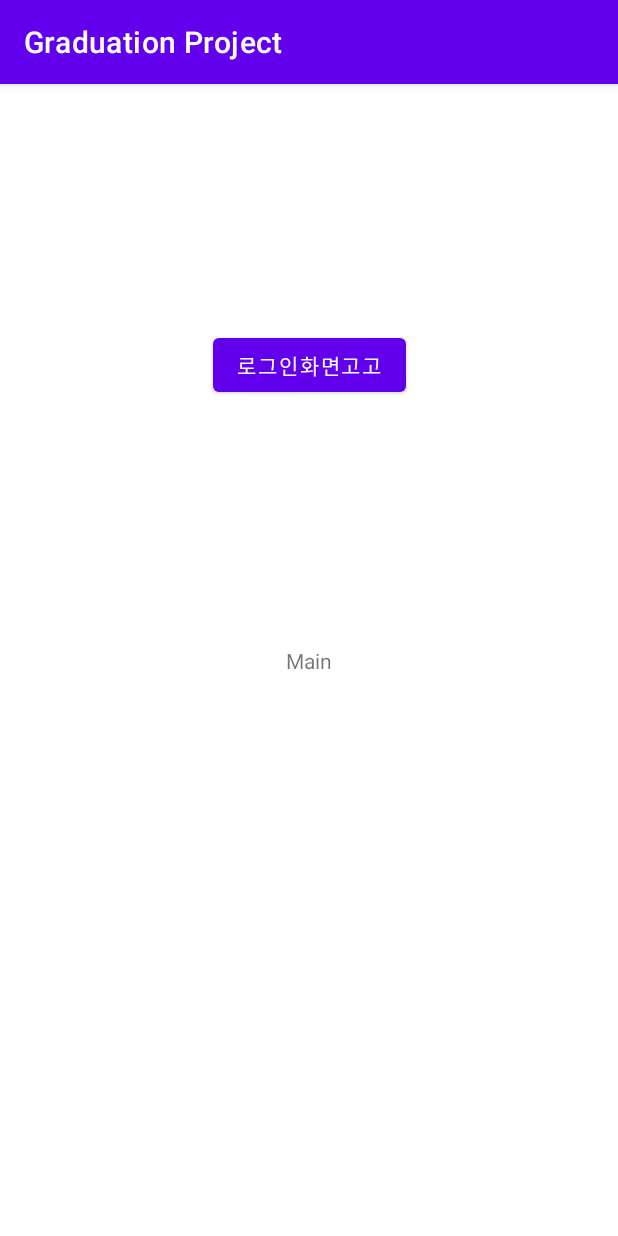
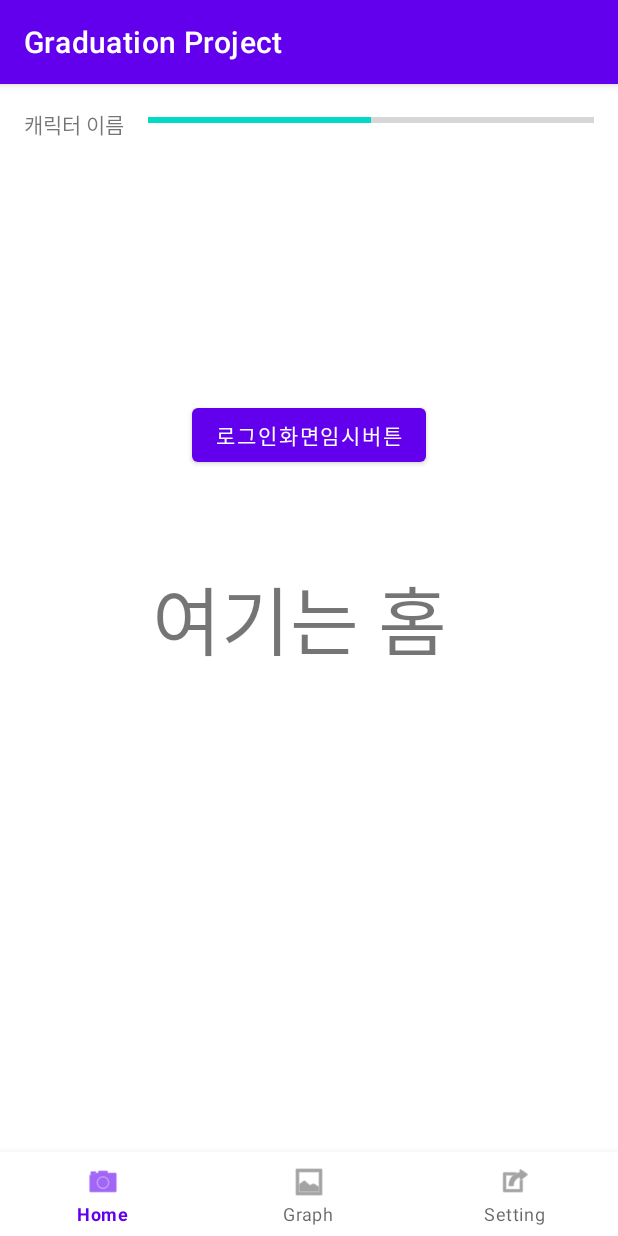
Before and after one commit to Ipjak/Jaljara, an Android app: the screen it shows after launch (MainActivity), on a phone screen of 412 x 824 dp. Run offline under Robolectric (Android 15) with nearby library versions, the phone set to English and light mode, and no system bars.

Commit message:
fragment 구현

```diff
--- /dev/null
+++ b/app/src/main/java/com/cookandroid/graduationproject/FragmentGraph.java
@@ -0,0 +1,18 @@
+package com.cookandroid.graduationproject;
+
+import android.os.Bundle;
+import android.view.LayoutInflater;
+import android.view.View;
+import android.view.ViewGroup;
+
+import androidx.annotation.NonNull;
+import androidx.annotation.Nullable;
+import androidx.fragment.app.Fragment;
+
+import com.cookandroid.graduationproject.R;
+
+public class FragmentGraph extends Fragment {
+    public View onCreateView(@NonNull LayoutInflater inflater, @Nullable ViewGroup container, @Nullable Bundle savedInstanceState) {
+        return inflater.inflate(R.layout.fragment_graph, container, false);
+    }
+}
--- /dev/null
+++ b/app/src/main/java/com/cookandroid/graduationproject/FragmentHome.java
@@ -0,0 +1,16 @@
+package com.cookandroid.graduationproject;
+
+import android.os.Bundle;
+import android.view.LayoutInflater;
+import android.view.View;
+import android.view.ViewGroup;
+
+import androidx.annotation.NonNull;
+import androidx.annotation.Nullable;
+import androidx.fragment.app.Fragment;
+
+public class FragmentHome extends Fragment {
+    public View onCreateView(@NonNull LayoutInflater inflater, @Nullable ViewGroup container, @Nullable Bundle savedInstanceState) {
+        return inflater.inflate(R.layout.fragment_home, container, false);
+    }
+}
--- /dev/null
+++ b/app/src/main/java/com/cookandroid/graduationproject/FragmentSetting.java
@@ -0,0 +1,16 @@
+package com.cookandroid.graduationproject;
+
+import android.os.Bundle;
+import android.view.LayoutInflater;
+import android.view.View;
+import android.view.ViewGroup;
+
+import androidx.annotation.NonNull;
+import androidx.annotation.Nullable;
+import androidx.fragment.app.Fragment;
+
+public class FragmentSetting extends Fragment {
+    public View onCreateView(@NonNull LayoutInflater inflater, @Nullable ViewGroup container, @Nullable Bundle savedInstanceState) {
+        return inflater.inflate(R.layout.fragment_setting, container, false);
+    }
+}
--- a/app/src/main/java/com/cookandroid/graduationproject/MainActivity.java
+++ b/app/src/main/java/com/cookandroid/graduationproject/MainActivity.java
@@ -1,30 +1,73 @@
 package com.cookandroid.graduationproject;
 
+import androidx.annotation.NonNull;
 import androidx.appcompat.app.AppCompatActivity;
+import androidx.fragment.app.FragmentManager;
+import androidx.fragment.app.FragmentTransaction;
 
 import android.content.Intent;
 import android.os.Bundle;
+import android.view.MenuItem;
 import android.view.View;
 import android.widget.Button;
 
+import com.google.android.material.bottomnavigation.BottomNavigationView;
+
 public class MainActivity extends AppCompatActivity {
+
+    private FragmentManager fragmentManager = getSupportFragmentManager();
+    private FragmentGraph fragmentGraph = new FragmentGraph();
+    private FragmentHome fragmentHome = new FragmentHome();
+    private FragmentSetting fragmentSetting = new FragmentSetting();
 
     @Override
     protected void onCreate(Bundle savedInstanceState) {
         super.onCreate(savedInstanceState);
         setContentView(R.layout.activity_main);
+        //로딩화면
         Intent intent = new Intent(this, LoadingActivity.class);
         startActivity(intent);
 
-        Button imageButton = (Button) findViewById(R.id.button);
-        imageButton.setOnClickListener(new View.OnClickListener() {
+        FragmentTransaction transaction = fragmentManager.beginTransaction();
+        transaction.replace(R.id.frameLayout, fragmentHome).commitAllowingStateLoss();
+
+        BottomNavigationView bottomNavigationView = findViewById(R.id.bottomNavigationView);
+        bottomNavigationView.setOnNavigationItemSelectedListener(new ItemSelectedListener());
+
+        //        //버튼누르면
+        Button button = (Button) findViewById(R.id.temporaryButton);
+        button.setOnClickListener(new View.OnClickListener() {
 
             @Override
-            public void onClick(View view) {
+            public void onClick(View v) {
                 Intent intent = new Intent(getApplicationContext(), LogIn.class);
                 startActivity(intent);
             }
+        });
+    }
 
-    });
+
+    class ItemSelectedListener implements BottomNavigationView.OnNavigationItemSelectedListener{
+        @Override
+        public boolean onNavigationItemSelected(@NonNull MenuItem menuItem) {
+            FragmentTransaction transaction = fragmentManager.beginTransaction();
+
+            switch(menuItem.getItemId())
+            {
+                case R.id.graphItem:Item:
+                    transaction.replace(R.id.frameLayout, fragmentGraph).commitAllowingStateLoss();
+
+                    break;
+                case R.id.homeItem:Item:
+                    transaction.replace(R.id.frameLayout, fragmentHome).commitAllowingStateLoss();
+                    break;
+                case R.id.settingItem:Item:
+                    transaction.replace(R.id.frameLayout, fragmentSetting).commitAllowingStateLoss();
+                    break;
+            }
+            return true;
+        }
+    }
+
+
 }
-}
--- a/app/src/main/res/layout/activity_main.xml
+++ b/app/src/main/res/layout/activity_main.xml
@@ -1,28 +1,51 @@
 <?xml version="1.0" encoding="utf-8"?>
-<androidx.constraintlayout.widget.ConstraintLayout xmlns:android="http://schemas.android.com/apk/res/android"
+<androidx.constraintlayout.widget.ConstraintLayout
+    xmlns:android="http://schemas.android.com/apk/res/android"
     xmlns:app="http://schemas.android.com/apk/res-auto"
     xmlns:tools="http://schemas.android.com/tools"
     android:layout_width="match_parent"
     android:layout_height="match_parent"
     tools:context=".MainActivity">
 
-    <TextView
-        android:id="@+id/textView"
+    <FrameLayout
+        android:id="@+id/frameLayout"
+        android:layout_width="match_parent"
+        android:layout_height="0dp"
+        app:layout_constraintBottom_toTopOf="@id/bottomNavigationView"
+        app:layout_constraintLeft_toLeftOf="parent"
+        app:layout_constraintRight_toRightOf="parent"
+        app:layout_constraintTop_toTopOf="parent">
+
+    </FrameLayout>
+
+    <com.google.android.material.bottomnavigation.BottomNavigationView
+        android:id="@+id/bottomNavigationView"
+        android:layout_width="match_parent"
+        android:layout_height="wrap_content"
+        android:background="?android:attr/windowBackground"
+        app:layout_constraintBottom_toBottomOf="parent"
+        app:layout_constraintLeft_toLeftOf="parent"
+        app:layout_constraintRight_toLeftOf="parent"
+        app:menu="@menu/menu_bottomnavigationview"
+        />
+
+    <Button
+        android:id="@+id/temporaryButton"
         android:layout_width="wrap_content"
         android:layout_height="wrap_content"
-        android:text="Main"
+        android:layout_marginBottom="300dp"
+        android:text="로그인화면임시버튼"
         app:layout_constraintBottom_toBottomOf="parent"
         app:layout_constraintEnd_toEndOf="parent"
         app:layout_constraintStart_toStartOf="parent"
         app:layout_constraintTop_toTopOf="parent" />
 
-    <Button
-        android:id="@+id/button"
-        android:layout_width="wrap_content"
-        android:layout_height="wrap_content"
-        android:text="로그인화면고고"
-        app:layout_constraintBottom_toTopOf="@+id/textView"
-        app:layout_constraintEnd_toEndOf="parent"
-        app:layout_constraintStart_toStartOf="parent"
-        app:layout_constraintTop_toTopOf="parent" />
+
+
+
+
+
+
+
+
 </androidx.constraintlayout.widget.ConstraintLayout>
--- /dev/null
+++ b/app/src/main/res/layout/fragment_home.xml
@@ -0,0 +1,44 @@
+<?xml version="1.0" encoding="utf-8"?>
+<androidx.constraintlayout.widget.ConstraintLayout xmlns:android="http://schemas.android.com/apk/res/android"
+    xmlns:app="http://schemas.android.com/apk/res-auto"
+    xmlns:tools="http://schemas.android.com/tools"
+    android:layout_width="match_parent"
+    android:layout_height="match_parent">
+
+    <TextView
+        android:id="@+id/textView2"
+        android:layout_width="wrap_content"
+        android:layout_height="wrap_content"
+        android:text="여기는 홈 "
+        android:textSize="50dp"
+        app:layout_constraintBottom_toBottomOf="parent"
+        app:layout_constraintLeft_toLeftOf="parent"
+        app:layout_constraintRight_toRightOf="parent"
+        app:layout_constraintTop_toTopOf="parent" />
+
+    <TextView
+        android:id="@+id/textViewC"
+        android:layout_width="wrap_content"
+        android:layout_height="wrap_content"
+        android:layout_marginStart="16dp"
+        android:layout_marginTop="16dp"
+        android:text="캐릭터 이름"
+        app:layout_constraintStart_toStartOf="parent"
+        app:layout_constraintTop_toTopOf="parent" />
+
+    <ProgressBar
+        android:id="@+id/progressBar"
+        style="?android:attr/progressBarStyleHorizontal"
+        android:layout_width="0dp"
+        android:layout_height="wrap_content"
+        android:layout_marginStart="16dp"
+        android:layout_marginTop="16dp"
+        android:layout_marginEnd="16dp"
+        android:max="100"
+        android:progress="50"
+        app:layout_constraintEnd_toEndOf="parent"
+        app:layout_constraintStart_toEndOf="@+id/textViewC"
+        app:layout_constraintTop_toTopOf="parent" />
+
+
+</androidx.constraintlayout.widget.ConstraintLayout>
--- /dev/null
+++ b/app/src/main/res/menu/menu_bottomnavigationview.xml
@@ -0,0 +1,18 @@
+<?xml version="1.0" encoding="utf-8"?>
+<menu xmlns:android="http://schemas.android.com/apk/res/android">
+
+
+    <item
+        android:id="@+id/homeItem"
+        android:icon="@android:drawable/ic_menu_camera"
+        android:title="Home" />
+    <item
+        android:id="@+id/graphItem"
+        android:icon="@android:drawable/ic_menu_gallery"
+        android:title="Graph" />
+
+    <item
+        android:id="@+id/settingItem"
+        android:icon="@android:drawable/ic_menu_set_as"
+        android:title="Setting" />
+</menu>
```
Also changed, not shown: app/src/main/res/layout/fragment_graph.xml (added, +18 -0 lines), app/src/main/res/layout/fragment_setting.xml (added, +17 -0 lines), 2 other files.
